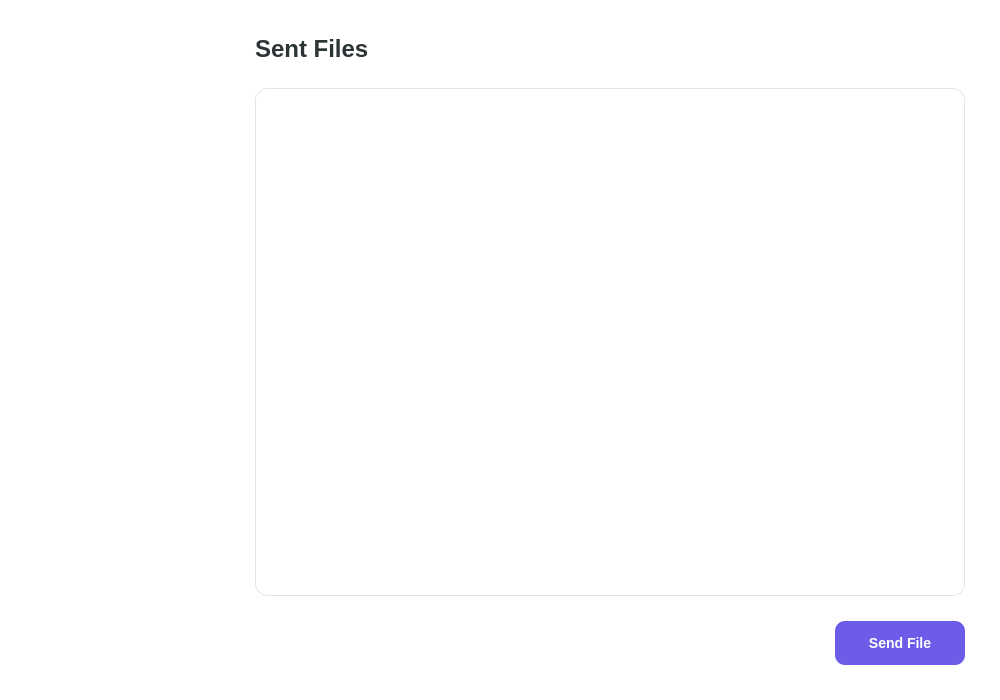
Old version of the form src/ui/windows/sent_dashboard/sent_dash.ui in the repository Fred-Sheppard/Eastwood.
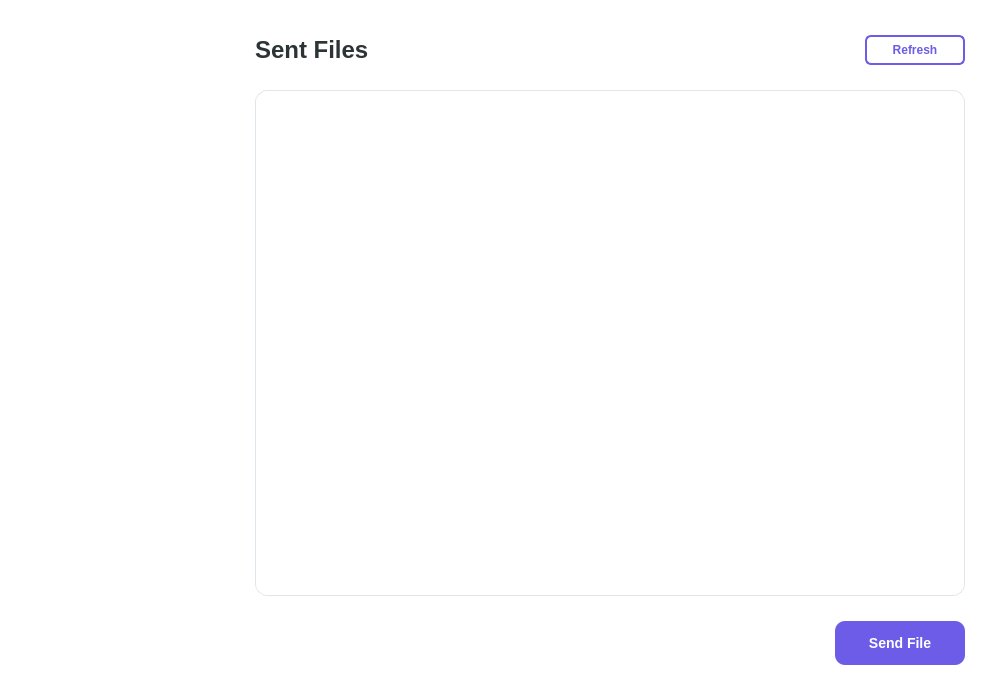
New version of the form. Custom widgets are drawn as their Qt base class.

```diff
--- a/src/ui/windows/sent_dashboard/sent_dash.ui
+++ b/src/ui/windows/sent_dashboard/sent_dash.ui
@@ -72,6 +72,8 @@
       <number>35</number>
      </property>
      <item>
+      <layout class="QHBoxLayout" name="titleLayout">
+       <item>
       <widget class="QLabel" name="pageTitle">
        <property name="styleSheet">
         <string notr="true">font-size: 24px; font-weight: bold; color: #2d3436;</string>
@@ -80,6 +82,50 @@
         <string>Sent Files</string>
        </property>
       </widget>
+       </item>
+       <item>
+        <spacer name="titleSpacer">
+         <property name="orientation">
+          <enum>Qt::Horizontal</enum>
+         </property>
+         <property name="sizeHint" stdset="0">
+          <size>
+           <width>40</width>
+           <height>20</height>
+          </size>
+         </property>
+        </spacer>
+       </item>
+       <item>
+        <widget class="QPushButton" name="refreshButton">
+         <property name="minimumSize">
+          <size>
+           <width>100</width>
+           <height>30</height>
+          </size>
+         </property>
+         <property name="styleSheet">
+          <string notr="true">QPushButton {
+  font-size: 12px;
+  font-weight: bold;
+  color: #6c5ce7;
+  background-color: white;
+  border: 2px solid #6c5ce7;
+  border-radius: 6px;
+}
+QPushButton:hover {
+  background-color: #f5f3ff;
+}
+QPushButton:pressed {
+  background-color: #eeeaff;
+}</string>
+         </property>
+         <property name="text">
+          <string>Refresh</string>
+         </property>
+        </widget>
+       </item>
+      </layout>
      </item>
      <item>
       <widget class="QListWidget" name="fileList">
```
Lines whose indentation alone changed are shown as unchanged.
